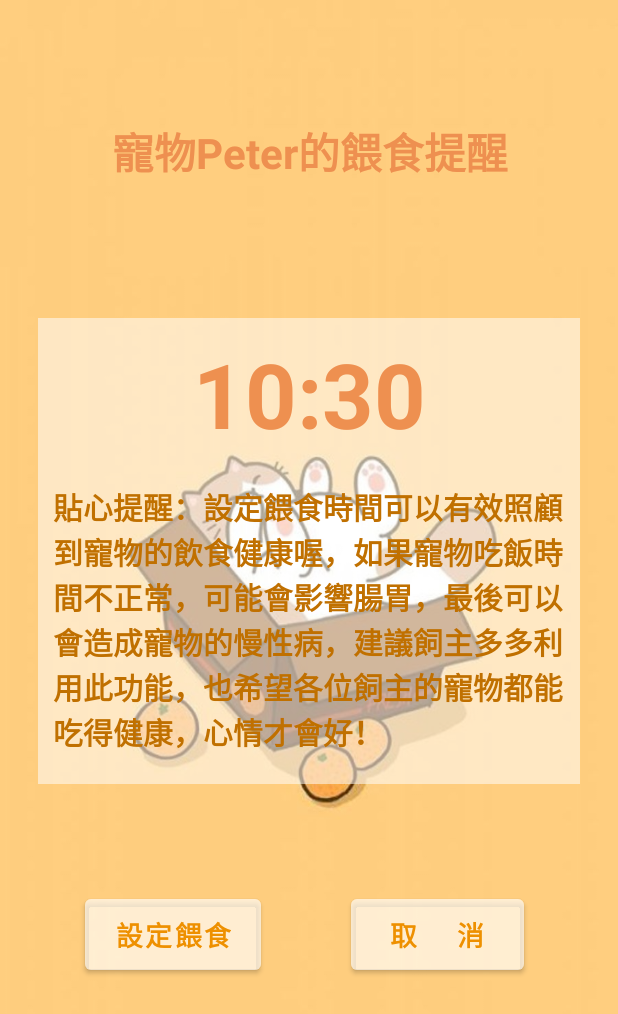
After one commit to uNaXiG/PetManager, an Android app: the AlarmSetting screen opened directly, with no data from a screen before it, on a phone screen of 412 x 824 dp. The commit adds this screen. Shown: the top 1014 px of the screen. Run offline under Robolectric (Android 15) with nearby library versions, the phone set to English and light mode, and no system bars; 1 statement that could not run was skipped.

Commit message:
alarm ing...

```diff
--- /dev/null
+++ b/app/src/main/java/com/example/petmanage/AlarmSetting.java
@@ -0,0 +1,112 @@
+package com.example.petmanage;
+
+import androidx.appcompat.app.AppCompatActivity;
+
+import android.app.TimePickerDialog;
+import android.content.Intent;
+import android.graphics.Color;
+import android.os.Bundle;
+import android.provider.AlarmClock;
+import android.view.View;
+import android.widget.TextView;
+import android.widget.TimePicker;
+import android.widget.Toast;
+
+import com.google.android.material.button.MaterialButton;
+
+import java.text.SimpleDateFormat;
+import java.util.Calendar;
+import java.util.Date;
+
+public class AlarmSetting extends AppCompatActivity {
+
+    Settings settings;
+    TextView title;
+    TextView dis_time;
+
+    int cur_hour, cur_min;
+    TimePickerDialog timePickerDialog;
+    Calendar calendar;
+
+    String hour, min;
+    @Override
+    protected void onCreate(Bundle savedInstanceState) {
+        super.onCreate(savedInstanceState);
+        setContentView(R.layout.activity_alarm_setting);
+        transparentStatusBar();
+
+        settings = (Settings) getApplicationContext();
+
+        // 標題 //
+        title = findViewById(R.id.title);
+        title.setText("寵物" + settings.Get_Pet_Info().get(settings.Get_Select_Pet()).Name + "的餵食提醒");
+
+        // 顯示當下的時間 //
+        dis_time = findViewById(R.id.display_time);
+        SimpleDateFormat sdf = new SimpleDateFormat("HH:mm");
+        String str = sdf.format(new Date());
+        hour = str.split(":")[0];
+        min = str.split(":")[1];
+        dis_time.setText(str);
+        // 選擇時間 //
+        dis_time.setOnClickListener(new View.OnClickListener() {
+            @Override
+            public void onClick(View view) {
+                calendar= Calendar.getInstance();
+                cur_hour = calendar.get(Calendar.HOUR_OF_DAY);
+                cur_min = calendar.get(Calendar.MINUTE);
+                timePickerDialog = new TimePickerDialog(AlarmSetting.this, new TimePickerDialog.OnTimeSetListener() {
+                    @Override
+                    public void onTimeSet(TimePicker timePicker, int h, int m) {
+                        hour = String.format("%02d", h);
+                        min = String.format("%02d", m);
+                        dis_time.setText(hour + " : " + min);
+                    }
+                }, cur_hour, cur_min, false);
+                timePickerDialog.show();;
+            }
+        });
+
+        // 設定餵食 //
+        MaterialButton set_alarm = findViewById(R.id.set_alarm);
+        set_alarm.setOnClickListener(new View.OnClickListener() {
+            @Override
+            public void onClick(View view) {
+                Intent intent = new Intent(AlarmClock.ACTION_SET_ALARM);
+                intent.putExtra(AlarmClock.EXTRA_HOUR, Integer.parseInt(hour));
+                intent.putExtra(AlarmClock.EXTRA_MINUTES, Integer.parseInt(min));
+
+                //intent.putExtra(AlarmClock.EXTRA_MESSAGE, title.getText().toString());
+                if(intent.resolveActivity(getPackageManager()) != null){
+                    startActivity(intent);
+                }
+                else{
+                    Toast.makeText(AlarmSetting.this, "您裝置並無可以支援餵食提醒功能的APP", Toast.LENGTH_SHORT).show();
+                }
+            }
+        });
+
+
+        // 取消 //
+        MaterialButton cancel = findViewById(R.id.cancel);
+        cancel.setOnClickListener(new View.OnClickListener() {
+            @Override
+            public void onClick(View view) { finish(); }
+        });
+
+
+
+    }
+
+
+
+
+
+
+    private void transparentStatusBar() {
+        //改變狀態列顏色為透明
+        View decorView = getWindow().getDecorView();
+        decorView.setSystemUiVisibility(View.SYSTEM_UI_FLAG_LAYOUT_FULLSCREEN | View.SYSTEM_UI_FLAG_LAYOUT_STABLE);
+        getWindow().setStatusBarColor(Color.TRANSPARENT);
+    }
+}
--- /dev/null
+++ b/app/src/main/res/drawable/feed_alarm.xml
@@ -0,0 +1,5 @@
+<vector android:height="24dp" android:tint="#000000"
+    android:viewportHeight="24" android:viewportWidth="24"
+    android:width="24dp" xmlns:android="http://schemas.android.com/apk/res/android">
+    <path android:fillColor="@android:color/white" android:pathData="M22,5.7l-4.6,-3.9 -1.3,1.5 4.6,3.9L22,5.7zM7.9,3.4L6.6,1.9 2,5.7l1.3,1.5 4.6,-3.8zM12.5,8L11,8v6l4.7,2.9 0.8,-1.2 -4,-2.4L12.5,8zM12,4c-5,0 -9,4 -9,9s4,9 9,9 9,-4 9,-9 -4,-9 -9,-9zM12,20c-3.9,0 -7,-3.1 -7,-7s3.1,-7 7,-7 7,3.1 7,7 -3.1,7 -7,7z"/>
+</vector>
--- /dev/null
+++ b/app/src/main/res/layout/activity_alarm_setting.xml
@@ -0,0 +1,102 @@
+<?xml version="1.0" encoding="utf-8"?>
+<RelativeLayout xmlns:android="http://schemas.android.com/apk/res/android"
+    xmlns:app="http://schemas.android.com/apk/res-auto"
+    xmlns:tools="http://schemas.android.com/tools"
+    android:layout_width="match_parent"
+    android:layout_height="match_parent"
+    android:background="@drawable/alarmbg"
+    tools:context=".AlarmSetting">
+
+    <LinearLayout
+        android:layout_width="match_parent"
+        android:layout_height="match_parent"
+        android:orientation="vertical">
+
+        <TextView
+            android:layout_width="match_parent"
+            android:layout_height="wrap_content"
+            android:id="@+id/title"
+            android:textSize="28dp"
+            android:textColor="#FFEE9050"
+            android:textStyle="bold"
+            android:layout_marginTop="80dp"
+            android:layout_marginRight="25dp"
+            android:layout_marginLeft="25dp"
+            android:gravity="center"
+            android:text="寵物Peter的餵食提醒"/>
+
+        <TextView
+            android:layout_width="match_parent"
+            android:layout_height="wrap_content"
+            android:id="@+id/display_time"
+            android:textSize="60dp"
+            android:layout_marginTop="90dp"
+            android:layout_marginLeft="25dp"
+            android:layout_marginRight="25dp"
+            android:padding="10dp"
+            android:gravity="center"
+            android:textColor="#FFEE9050"
+            android:textStyle="bold"
+            android:background="#88FFFFFF"
+            android:text="07 : 00"/>
+
+        <TextView
+            android:layout_width="match_parent"
+            android:layout_height="wrap_content"
+            android:textSize="20dp"
+            android:layout_marginLeft="25dp"
+            android:layout_marginRight="25dp"
+            android:paddingTop="10dp"
+            android:paddingLeft="10dp"
+            android:paddingRight="10dp"
+            android:paddingBottom="20dp"
+            android:textColor="#FFC07000"
+            android:textStyle="bold"
+            android:background="#88FFFFFF"
+            android:text="貼心提醒：設定餵食時間可以有效照顧到寵物的飲食健康喔，如果寵物吃飯時間不正常，可能會影響腸胃，最後可以會造成寵物的慢性病，建議飼主多多利用此功能，也希望各位飼主的寵物都能吃得健康，心情才會好！"/>
+
+        <LinearLayout
+            android:layout_width="match_parent"
+            android:layout_height="match_parent"
+            android:layout_gravity="center"
+            android:gravity="center"
+            android:layout_marginTop="20dp"
+            android:orientation="horizontal">
+            <com.google.android.material.button.MaterialButton
+                android:layout_width="wrap_content"
+                android:layout_height="wrap_content"
+                android:id="@+id/set_alarm"
+                android:textSize="18dp"
+                android:layout_marginLeft="10dp"
+                android:layout_marginRight="30dp"
+                android:layout_marginBottom="60dp"
+                android:paddingTop="10dp"
+                android:paddingBottom="10dp"
+                android:paddingRight="20dp"
+                android:paddingLeft="20dp"
+                android:backgroundTint="#66FFFFFF"
+                android:textColor="#FFEE9000"
+                android:textStyle="bold"
+                android:text="設定餵食"/>
+            <com.google.android.material.button.MaterialButton
+                android:layout_width="wrap_content"
+                android:layout_height="wrap_content"
+                android:id="@+id/cancel"
+                android:textSize="18dp"
+                android:layout_marginLeft="30dp"
+                android:layout_marginRight="15dp"
+                android:layout_marginBottom="60dp"
+                android:paddingTop="10dp"
+                android:paddingBottom="10dp"
+                android:paddingLeft="20dp"
+                android:paddingRight="20dp"
+                android:backgroundTint="#66FFFFFF"
+                android:textColor="#FFEE9000"
+                android:textStyle="bold"
+                android:text=" 取    消 "/>
+        </LinearLayout>
+
+
+    </LinearLayout>
+
+</RelativeLayout>
--- a/app/src/main/res/menu/nav_menu.xml
+++ b/app/src/main/res/menu/nav_menu.xml
@@ -11,6 +11,10 @@
                 android:id="@+id/item_add"
                 android:icon="@drawable/pet_manager"
                 android:title="登錄寵物" />
+            <item
+                android:id="@+id/item_alarm"
+                android:icon="@drawable/feed_alarm"
+                android:title="設定餵食" />
             <item
                 android:id="@+id/item_healthy"
                 android:icon="@drawable/healthy"
```
Also changed, not shown: app/src/main/AndroidManifest.xml (+8 -0 lines), app/src/main/java/com/example/petmanage/MainActivity.java (+33 -0 lines), app/src/main/res/drawable/alarmbg.jpg (added).
